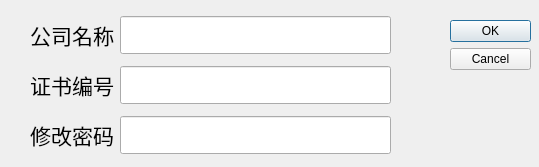
The window that config.ui (chaidk/ErrorCalibration) describes before a commit, drawn with Qt 5.
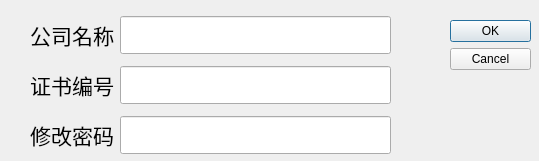
The same window after the commit.

What changed in the file:
```diff
--- a/config.ui
+++ b/config.ui
@@ -7,7 +7,7 @@
     <x>0</x>
     <y>0</y>
     <width>539</width>
-    <height>167</height>
+    <height>161</height>
    </rect>
   </property>
   <property name="windowTitle">
```
Left out of the diff: 30 changed lines with no effect on the pictures.
